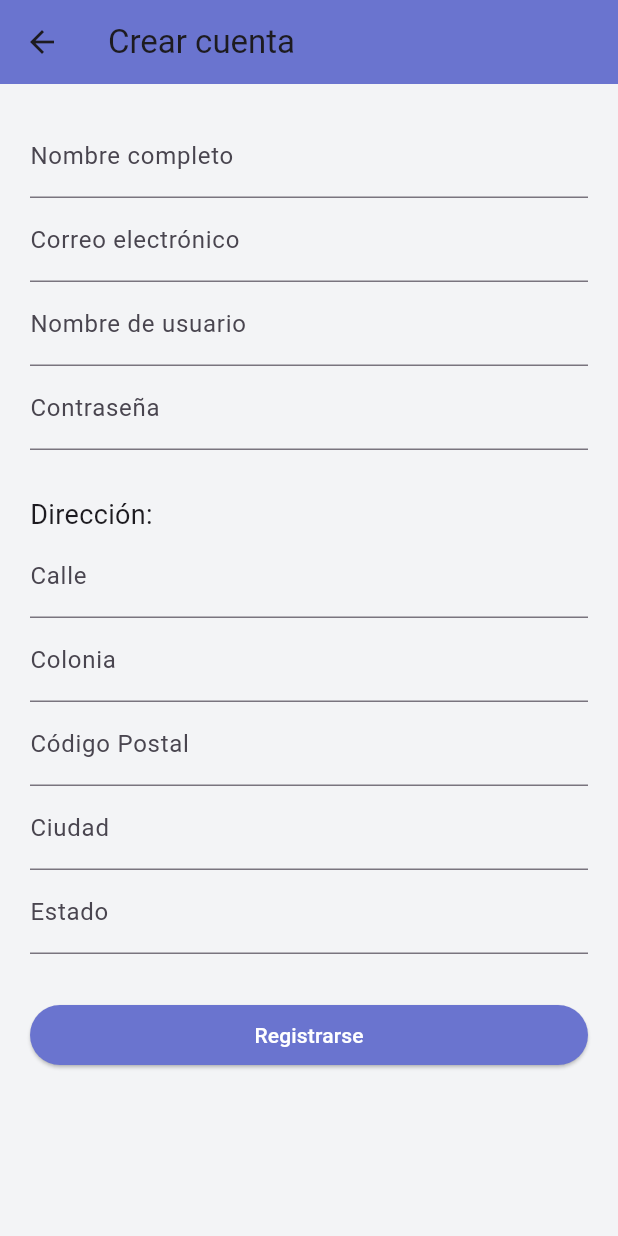
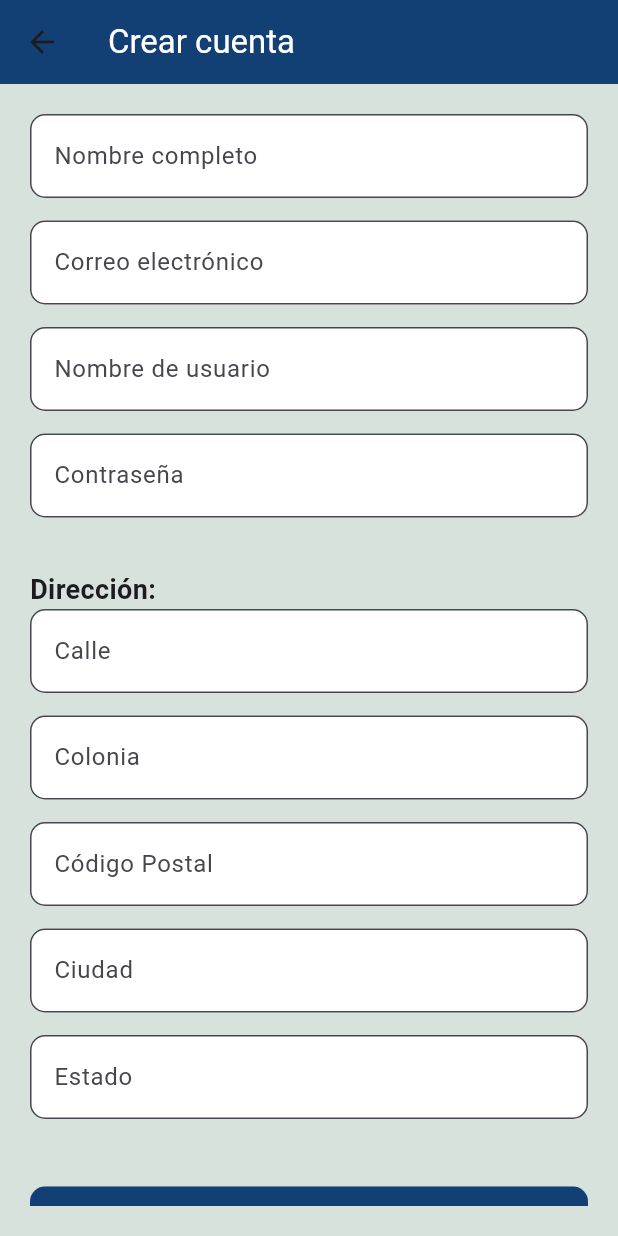
Before and after one commit to LuisPozole/Aila_Controller, a Flutter app: the screen it shows after launch, after a tap on "Ingresar", after a tap on "¿No tienes cuenta? ¡Creemos una!", on a phone screen of 412 x 824 dp. Run offline on Flutter 3.47's test engine with Material 3 defaults, Android fonts, the light colour scheme and no system bars; our stand-ins replace flutter_secure_storage; missing offline and left inert: mongo_dart.

Commit message:
login finalizado

```diff
--- a/lib/ui/home_page.dart
+++ b/lib/ui/home_page.dart
@@ -10,31 +10,33 @@ class HomePage extends StatelessWidget {
       backgroundColor: AppColors.background,
       appBar: AppBar(
         backgroundColor: AppColors.primary,
-        title: Text("Aila", style: AppTextStyles.appBarTitle),
+        title: Text(
+          "Aila",
+          style: AppTextStyles.appBarTitle,
+        ),
       ),
       drawer: CustomDrawer(), // Agregamos la pestaña lateral
-      body: Column(
+      body: Padding(
+        padding: const EdgeInsets.symmetric(horizontal: 20.0),
+        child: Column(
+          mainAxisAlignment: MainAxisAlignment.center,
           children: [
-          SizedBox(height: 80), // Mueve el texto más arriba
-
-          Padding(
-            padding: const EdgeInsets.symmetric(horizontal: 20.0),
-            child: Text(
+            const SizedBox(height: 80), // Mueve el texto más arriba
+            Text(
               "¡Hola! ¿En qué puedo ayudarte?",
               style: AppTextStyles.bigTitle,
               textAlign: TextAlign.center,
             ),
-          ),
-          SizedBox(height: 30),
-
+            const SizedBox(height: 30),
             // Imagen de la mascota
             Center(
               child: Image.asset(
                 "assets/mascota.png",
-              height: 250,
+                height: 550,
               ),
             ),
           ],
+        ),
       ),
       bottomNavigationBar: BottomNav(),
     );
--- a/lib/ui/login_page.dart
+++ b/lib/ui/login_page.dart
@@ -20,7 +20,6 @@ class _LoginPageState extends State<LoginPage> {
 
   Future<void> _login() async {
     if (_formKey.currentState!.validate()) {
-      // Encriptar contraseña ingresada
       final bytes = utf8.encode(_passController.text);
       final digest = sha256.convert(bytes);
       final encryptedPass = digest.toString();
@@ -36,7 +35,11 @@ class _LoginPageState extends State<LoginPage> {
         );
       } else {
         ScaffoldMessenger.of(context).showSnackBar(
-          const SnackBar(content: Text('Credenciales incorrectas')),
+          SnackBar(
+            content: Text('Credenciales incorrectas',
+                style: TextStyle(color: Colors.white)),
+            backgroundColor: Colors.redAccent,
+          ),
         );
       }
     }
@@ -46,28 +49,45 @@ class _LoginPageState extends State<LoginPage> {
   Widget build(BuildContext context) {
     return Scaffold(
       backgroundColor: AppColors.background,
-      body: SingleChildScrollView(
+      body: Center(
+        child: SingleChildScrollView(
+          padding: const EdgeInsets.symmetric(horizontal: 30),
           child: Column(
+            mainAxisAlignment: MainAxisAlignment.center,
             children: [
-            const SizedBox(height: 80),
               Text(
                 "¿Espera, nos conocemos?",
                 style: AppTextStyles.bigTitle,
                 textAlign: TextAlign.center,
               ),
+              const SizedBox(height: 20),
+              Image.asset("assets/mascota.png", height: 150),
               const SizedBox(height: 30),
-            Image.asset("assets/mascota.png", height: 200),
-            Padding(
+              Container(
                 padding: const EdgeInsets.all(20),
+                decoration: BoxDecoration(
+                  color: Colors.white,
+                  borderRadius: BorderRadius.circular(15),
+                  boxShadow: [
+                    BoxShadow(
+                      color: Colors.black12,
+                      blurRadius: 10,
+                      offset: Offset(0, 5),
+                    )
+                  ],
+                ),
                 child: Form(
                   key: _formKey,
                   child: Column(
                     children: [
                       TextFormField(
                         controller: _userController,
-                      decoration: const InputDecoration(
+                        decoration: InputDecoration(
                           labelText: 'Usuario',
-                        prefixIcon: Icon(Icons.person),
+                          prefixIcon: Icon(Icons.person, color: AppColors.primary),
+                          border: OutlineInputBorder(
+                            borderRadius: BorderRadius.circular(10),
+                          ),
                         ),
                         validator: (value) =>
                             value!.isEmpty ? 'Ingresa tu usuario' : null,
@@ -76,9 +96,12 @@ class _LoginPageState extends State<LoginPage> {
                       TextFormField(
                         controller: _passController,
                         obscureText: true,
-                      decoration: const InputDecoration(
+                        decoration: InputDecoration(
                           labelText: 'Contraseña',
-                        prefixIcon: Icon(Icons.lock),
+                          prefixIcon: Icon(Icons.lock, color: AppColors.primary),
+                          border: OutlineInputBorder(
+                            borderRadius: BorderRadius.circular(10),
+                          ),
                         ),
                         validator: (value) =>
                             value!.isEmpty ? 'Ingresa tu contraseña' : null,
@@ -89,15 +112,20 @@ class _LoginPageState extends State<LoginPage> {
                         style: ElevatedButton.styleFrom(
                           backgroundColor: AppColors.primary,
                           padding: const EdgeInsets.symmetric(
-                            horizontal: 50, vertical: 15),
+                              horizontal: 60, vertical: 15),
+                          shape: RoundedRectangleBorder(
+                            borderRadius: BorderRadius.circular(10),
+                          ),
                         ),
                         child: const Text('Ingresar',
-                          style: TextStyle(color: Colors.white)),
+                            style: TextStyle(color: Colors.white, fontSize: 16)),
                       ),
+                      const SizedBox(height: 10),
                       TextButton(
                         onPressed: () => Navigator.push(
                           context,
-                        MaterialPageRoute(builder: (context) => RegisterPage()),
+                          MaterialPageRoute(
+                              builder: (context) => RegisterPage()),
                         ),
                         child: Text('¿No tienes cuenta? ¡Creemos una!',
                             style: TextStyle(color: AppColors.primary)),
@@ -109,6 +137,7 @@ class _LoginPageState extends State<LoginPage> {
             ],
           ),
         ),
+      ),
     );
   }
 }
--- a/lib/ui/register_page.dart
+++ b/lib/ui/register_page.dart
@@ -17,7 +17,6 @@ class _RegisterPageState extends State<RegisterPage> {
   final _userController = TextEditingController();
   final _passController = TextEditingController();
 
-  // Controladores para la dirección
   final _calleController = TextEditingController();
   final _coloniaController = TextEditingController();
   final _cpController = TextEditingController();
@@ -26,23 +25,23 @@ class _RegisterPageState extends State<RegisterPage> {
 
   Future<void> _register() async {
     if (_formKey.currentState!.validate()) {
-      // Verificar usuario único
       final existingUser = await MongoDBService.getCollection('Usuarios')
           .findOne({'username': _userController.text});
 
       if (existingUser != null) {
         ScaffoldMessenger.of(context).showSnackBar(
-          const SnackBar(content: Text('¡El nombre de usuario ya existe!')),
+          SnackBar(
+            content: Text('¡El nombre de usuario ya existe!'),
+            backgroundColor: Colors.redAccent,
+          ),
         );
         return;
       }
 
-      // Encriptar contraseña
       final bytes = utf8.encode(_passController.text);
       final digest = sha256.convert(bytes);
       final encryptedPassword = digest.toString();
 
-      // Crear objeto de dirección
       final nuevaDireccion = {
         'calle': _calleController.text,
         'colonia': _coloniaController.text,
@@ -57,14 +56,17 @@ class _RegisterPageState extends State<RegisterPage> {
         username: _userController.text,
         email: _emailController.text,
         password: encryptedPassword,
-        ubicacion: [nuevaDireccion], // Añadir dirección al arreglo
+        ubicacion: [nuevaDireccion],
       );
 
       await MongoDBService.getCollection('Usuarios').insert(newUser.toMap());
 
       Navigator.pop(context);
       ScaffoldMessenger.of(context).showSnackBar(
-        const SnackBar(content: Text('¡Registro exitoso!')),
+        SnackBar(
+          content: Text('¡Registro exitoso!'),
+          backgroundColor: AppColors.success,
+        ),
       );
     }
   }
@@ -74,8 +76,9 @@ class _RegisterPageState extends State<RegisterPage> {
     return Scaffold(
       backgroundColor: AppColors.background,
       appBar: AppBar(
-        title: const Text('Crear cuenta'),
+        title: Text('Crear cuenta', style: TextStyle(color: Colors.white)),
         backgroundColor: AppColors.primary,
+        elevation: 0,
       ),
       body: Padding(
         padding: const EdgeInsets.all(20),
@@ -83,77 +86,32 @@ class _RegisterPageState extends State<RegisterPage> {
           key: _formKey,
           child: ListView(
             children: [
-              // Campos existentes
-              TextFormField(
-                controller: _nameController,
-                decoration: const InputDecoration(labelText: 'Nombre completo'),
-                validator: (value) =>
-                    value!.isEmpty ? 'Este campo es obligatorio' : null,
-              ),
-              TextFormField(
-                controller: _emailController,
-                keyboardType: TextInputType.emailAddress,
-                decoration: const InputDecoration(labelText: 'Correo electrónico'),
-                validator: (value) =>
-                    value!.isEmpty ? 'Ingresa un correo válido' : null,
-              ),
-              TextFormField(
-                controller: _userController,
-                decoration: const InputDecoration(labelText: 'Nombre de usuario'),
-                validator: (value) =>
-                    value!.isEmpty ? 'Elige un nombre de usuario' : null,
-              ),
-              TextFormField(
-                controller: _passController,
-                obscureText: true,
-                decoration: const InputDecoration(labelText: 'Contraseña'),
-                validator: (value) =>
-                    value!.length < 6 ? 'Mínimo 6 caracteres' : null,
-              ),
-
-              // Sección de dirección
-              const SizedBox(height: 30),
-              const Text('Dirección:', style: TextStyle(fontSize: 18)),
-              TextFormField(
-                controller: _calleController,
-                decoration: const InputDecoration(labelText: 'Calle'),
-                validator: (value) =>
-                    value!.isEmpty ? 'Ingresa tu calle' : null,
-              ),
-              TextFormField(
-                controller: _coloniaController,
-                decoration: const InputDecoration(labelText: 'Colonia'),
-                validator: (value) =>
-                    value!.isEmpty ? 'Ingresa tu colonia' : null,
-              ),
-              TextFormField(
-                controller: _cpController,
-                keyboardType: TextInputType.number,
-                decoration: const InputDecoration(labelText: 'Código Postal'),
-                validator: (value) =>
-                    (value!.length != 5) ? 'El CP debe tener 5 dígitos' : null,
-              ),
-              TextFormField(
-                controller: _ciudadController,
-                decoration: const InputDecoration(labelText: 'Ciudad'),
-                validator: (value) =>
-                    value!.isEmpty ? 'Ingresa tu ciudad' : null,
-              ),
-              TextFormField(
-                controller: _estadoController,
-                decoration: const InputDecoration(labelText: 'Estado'),
-                validator: (value) =>
-                    value!.isEmpty ? 'Ingresa tu estado' : null,
-              ),
-
-              const SizedBox(height: 30),
+              _buildTextField(_nameController, 'Nombre completo'),
+              _buildTextField(_emailController, 'Correo electrónico',
+                  keyboardType: TextInputType.emailAddress),
+              _buildTextField(_userController, 'Nombre de usuario'),
+              _buildTextField(_passController, 'Contraseña', obscureText: true),
+              SizedBox(height: 20),
+              Text('Dirección:',
+                  style: TextStyle(fontSize: 18, fontWeight: FontWeight.bold)),
+              _buildTextField(_calleController, 'Calle'),
+              _buildTextField(_coloniaController, 'Colonia'),
+              _buildTextField(_cpController, 'Código Postal',
+                  keyboardType: TextInputType.number),
+              _buildTextField(_ciudadController, 'Ciudad'),
+              _buildTextField(_estadoController, 'Estado'),
+              SizedBox(height: 30),
               ElevatedButton(
                 onPressed: _register,
                 style: ElevatedButton.styleFrom(
                   backgroundColor: AppColors.primary,
+                  shape: RoundedRectangleBorder(
+                    borderRadius: BorderRadius.circular(10),
+                  ),
+                  padding: EdgeInsets.symmetric(vertical: 15),
                 ),
-                child: const Text('Registrarse',
-                    style: TextStyle(color: Colors.white)),
+                child: Text('Registrarse',
+                    style: TextStyle(color: Colors.white, fontSize: 18)),
               ),
             ],
           ),
@@ -161,4 +119,30 @@ class _RegisterPageState extends State<RegisterPage> {
       ),
     );
   }
+
+  Widget _buildTextField(TextEditingController controller, String label,
+      {bool obscureText = false, TextInputType keyboardType = TextInputType.text}) {
+    return Padding(
+      padding: const EdgeInsets.only(bottom: 15),
+      child: TextFormField(
+        controller: controller,
+        obscureText: obscureText,
+        keyboardType: keyboardType,
+        decoration: InputDecoration(
+          labelText: label,
+          border: OutlineInputBorder(
+            borderRadius: BorderRadius.circular(10),
+          ),
+          filled: true,
+          fillColor: Colors.white,
+        ),
+        validator: (value) {
+          if (value == null || value.isEmpty) {
+            return 'Este campo es obligatorio';
+          }
+          return null;
+        },
+      ),
+    );
+  }
 }
--- a/lib/utils/constants.dart
+++ b/lib/utils/constants.dart
@@ -1,8 +1,13 @@
 import 'package:flutter/material.dart';
 
 class AppColors {
-  static const Color primary = Color(0xFF6A74CF); // Azul header
-  static const Color background = Color(0xFFF3F4F6); // Gris claro
+  static const Color primary = Color(0xFF134074); // Azul oscuro
+  static const Color secondary = Color(0xFF3D5A80); // Azul medio
+  static const Color accent = Color(0xFF98C1D9); // Azul claro
+  static const Color background = Color(0xFFD8E2DC); // Rosa claro
+  static const Color textPrimary = Color(0xFF1D3557); // Azul oscuro para texto
+  static const Color appBar = Color(0xFFB8C0FF); // Azul claro para AppBar
+  static const Color success = Color(0xFF4CAF50);
 }
 
 class AppTextStyles {
@@ -13,8 +18,13 @@ class AppTextStyles {
   );
 
   static const TextStyle bigTitle = TextStyle(
-    fontSize: 32, // Texto más grande
+    fontSize: 32,
     fontWeight: FontWeight.bold,
-    color: Colors.black,
+    color: AppColors.textPrimary, // Usa el color de texto definido
+  );
+
+  static const TextStyle bodyText = TextStyle(
+    fontSize: 16,
+    color: AppColors.textPrimary,
   );
 }
--- a/lib/widgets/bottom_nav.dart
+++ b/lib/widgets/bottom_nav.dart
@@ -12,7 +12,7 @@ class BottomNav extends StatelessWidget {
       items: [
         BottomNavigationBarItem(icon: Icon(Icons.notifications), label: "Recordatorios"),
         BottomNavigationBarItem(icon: Icon(Icons.mic), label: "Hablar"),
-        BottomNavigationBarItem(icon: Icon(Icons.alarm), label: "Alarmas"),
+        BottomNavigationBarItem(icon: Icon(Icons.laptop), label: "dispositivos"),
       ],
     );
   }
--- a/lib/widgets/custom_drawer.dart
+++ b/lib/widgets/custom_drawer.dart
@@ -19,7 +19,7 @@ class CustomDrawer extends StatelessWidget {
             decoration: BoxDecoration(color: AppColors.primary),
             child: Center(
               child: Text(
-                "Menú",
+                "Aila",
                 style: TextStyle(
                   fontSize: 24,
                   fontWeight: FontWeight.bold,
@@ -30,17 +30,17 @@ class CustomDrawer extends StatelessWidget {
           ),
           ListTile(
             leading: Icon(Icons.person, color: AppColors.primary),
-            title: Text("📌 Perfil"),
+            title: Text("Perfil"),
             onTap: () => Navigator.pushNamed(context, "/perfil"),
           ),
           ListTile(
             leading: Icon(Icons.lock, color: AppColors.primary),
-            title: Text("🔑 Cuentas"),
+            title: Text("Cuentas"),
             onTap: () => Navigator.pushNamed(context, "/cuentas"),
           ),
           ListTile(
             leading: Icon(Icons.contacts, color: AppColors.primary),
-            title: Text("☎️ Contactos"),
+            title: Text("Contactos"),
             onTap: () => Navigator.pushNamed(context, "/contactos"),
           ),
           Divider(color: AppColors.primary), // Línea separadora
```
Lines whose indentation alone changed are shown as unchanged.
